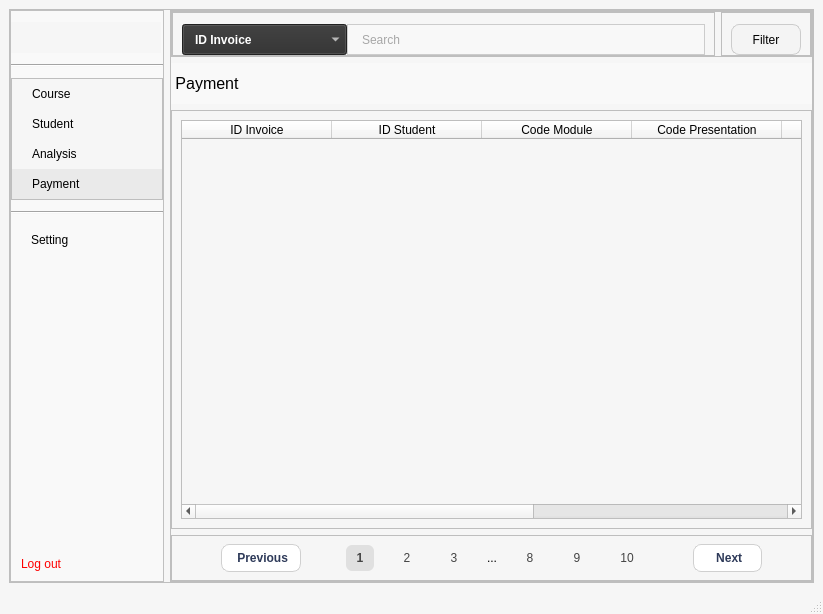
First picture: the form in ui/payment.ui, repository Khiem2112/course-management-ml, before the edit.
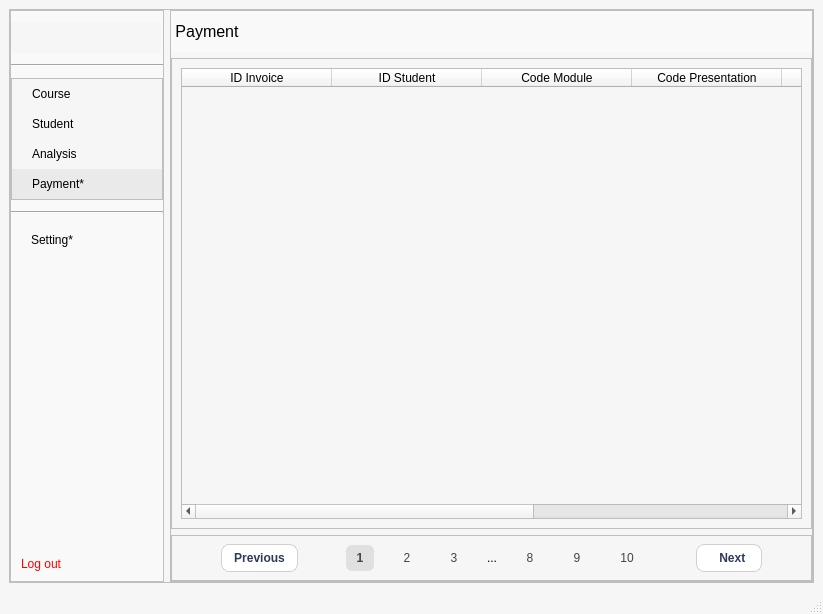
Second picture: the form after the edit. Icons and pictures are not drawn.

Patch:
```diff
--- a/ui/payment.ui
+++ b/ui/payment.ui
@@ -348,7 +348,7 @@
                 <string notr="true"/>
                </property>
                <property name="text">
-                <string>Payment</string>
+                <string>Payment*</string>
                </property>
                <property name="icon">
                 <iconset>
@@ -384,7 +384,7 @@
              <string notr="true"/>
             </property>
             <property name="text">
-             <string>Setting</string>
+             <string>Setting*</string>
             </property>
            </widget>
           </item>
@@ -451,174 +451,6 @@
           <property name="bottomMargin">
            <number>0</number>
           </property>
-          <item>
-           <widget class="QFrame" name="option">
-            <property name="sizePolicy">
-             <sizepolicy hsizetype="Preferred" vsizetype="Preferred">
-              <horstretch>0</horstretch>
-              <verstretch>0</verstretch>
-             </sizepolicy>
-            </property>
-            <property name="frameShape">
-             <enum>QFrame::StyledPanel</enum>
-            </property>
-            <property name="frameShadow">
-             <enum>QFrame::Raised</enum>
-            </property>
-            <layout class="QHBoxLayout" name="horizontalLayout_2">
-             <property name="leftMargin">
-              <number>0</number>
-             </property>
-             <property name="topMargin">
-              <number>0</number>
-             </property>
-             <property name="rightMargin">
-              <number>0</number>
-             </property>
-             <property name="bottomMargin">
-              <number>0</number>
-             </property>
-             <item>
-              <widget class="QFrame" name="search">
-               <property name="frameShape">
-                <enum>QFrame::StyledPanel</enum>
-               </property>
-               <property name="frameShadow">
-                <enum>QFrame::Raised</enum>
-               </property>
-               <layout class="QHBoxLayout" name="horizontalLayout_3">
-                <property name="spacing">
-                 <number>0</number>
-                </property>
-                <property name="topMargin">
-                 <number>11</number>
-                </property>
-                <property name="bottomMargin">
-                 <number>0</number>
-                </property>
-                <item>
-                 <widget class="QComboBox" name="payment_search_comboBox">
-                  <property name="sizePolicy">
-                   <sizepolicy hsizetype="Maximum" vsizetype="Preferred">
-                    <horstretch>0</horstretch>
-                    <verstretch>0</verstretch>
-                   </sizepolicy>
-                  </property>
-                  <property name="minimumSize">
-                   <size>
-                    <width>165</width>
-                    <height>31</height>
-                   </size>
-                  </property>
-                  <item>
-                   <property name="text">
-                    <string>ID Invoice</string>
-                   </property>
-                  </item>
-                  <item>
-                   <property name="text">
-                    <string>ID Student</string>
-                   </property>
-                  </item>
-                  <item>
-                   <property name="text">
-                    <string>Code Module</string>
-                   </property>
-                  </item>
-                  <item>
-                   <property name="text">
-                    <string>Code Presentation</string>
-                   </property>
-                  </item>
-                  <item>
-                   <property name="text">
-                    <string>Date</string>
-                   </property>
-                  </item>
-                  <item>
-                   <property name="text">
-                    <string>Amount</string>
-                   </property>
-                  </item>
-                  <item>
-                   <property name="text">
-                    <string>Status</string>
-                   </property>
-                  </item>
-                 </widget>
-                </item>
-                <item>
-                 <widget class="QLineEdit" name="payment_search_lineEdit">
-                  <property name="sizePolicy">
-                   <sizepolicy hsizetype="Preferred" vsizetype="Preferred">
-                    <horstretch>0</horstretch>
-                    <verstretch>0</verstretch>
-                   </sizepolicy>
-                  </property>
-                  <property name="minimumSize">
-                   <size>
-                    <width>260</width>
-                    <height>31</height>
-                   </size>
-                  </property>
-                  <property name="placeholderText">
-                   <string>Search</string>
-                  </property>
-                 </widget>
-                </item>
-               </layout>
-              </widget>
-             </item>
-             <item>
-              <widget class="QFrame" name="frame_5">
-               <property name="sizePolicy">
-                <sizepolicy hsizetype="Maximum" vsizetype="Preferred">
-                 <horstretch>0</horstretch>
-                 <verstretch>0</verstretch>
-                </sizepolicy>
-               </property>
-               <property name="frameShape">
-                <enum>QFrame::StyledPanel</enum>
-               </property>
-               <property name="frameShadow">
-                <enum>QFrame::Raised</enum>
-               </property>
-               <layout class="QHBoxLayout" name="horizontalLayout_4">
-                <property name="topMargin">
-                 <number>11</number>
-                </property>
-                <property name="bottomMargin">
-                 <number>0</number>
-                </property>
-                <item>
-                 <widget class="QPushButton" name="payment_filter">
-                  <property name="sizePolicy">
-                   <sizepolicy hsizetype="Preferred" vsizetype="Preferred">
-                    <horstretch>0</horstretch>
-                    <verstretch>0</verstretch>
-                   </sizepolicy>
-                  </property>
-                  <property name="minimumSize">
-                   <size>
-                    <width>70</width>
-                    <height>30</height>
-                   </size>
-                  </property>
-                  <property name="text">
-                   <string>Filter</string>
-                  </property>
-                  <property name="icon">
-                   <iconset>
-                    <normaloff>../media/images/icons/Course/Filter1.png</normaloff>../media/images/icons/Course/Filter1.png</iconset>
-                  </property>
-                 </widget>
-                </item>
-               </layout>
-              </widget>
-             </item>
-            </layout>
-           </widget>
-          </item>
           <item>
            <widget class="QLabel" name="header">
             <property name="sizePolicy">
@@ -756,7 +588,7 @@
                 </sizepolicy>
                </property>
                <property name="text">
-                <string> Previous</string>
+                <string>Previous</string>
                </property>
                <property name="icon">
                 <iconset>
@@ -959,7 +791,7 @@
                 <enum>Qt::RightToLeft</enum>
                </property>
                <property name="text">
-                <string>   Next  </string>
+                <string>   Next </string>
                </property>
                <property name="icon">
                 <iconset>
```
Left out of the diff: 37 changed lines with no effect on the pictures.
